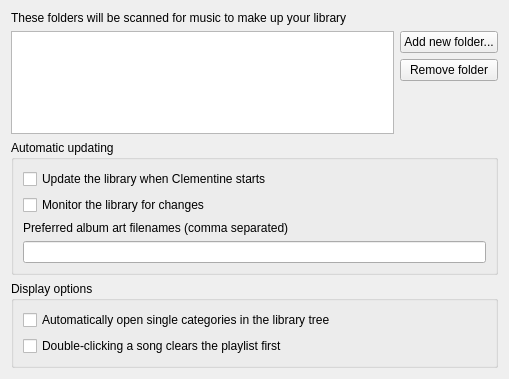
Before: the Qt Designer form src/library/libraryconfig.ui in clementine-player/Clementine, drawn with Qt 5.
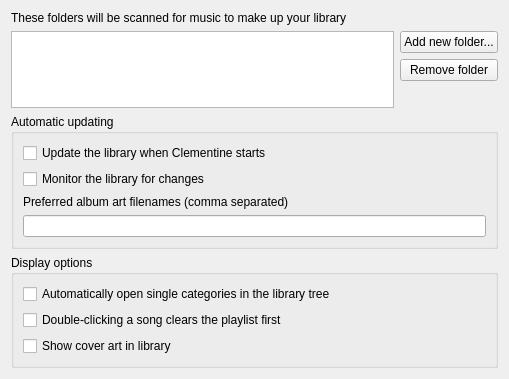
After: the same form once the commit is applied.

Commit message: Add an option to show cover art in the library view.  Thanks markwatkinson.  Fixes issue #785

The edit to the form file:
```diff
--- a/src/library/libraryconfig.ui
+++ b/src/library/libraryconfig.ui
@@ -127,6 +127,13 @@
         </property>
        </widget>
       </item>
+      <item>
+       <widget class="QCheckBox" name="pretty_covers">
+        <property name="text">
+         <string>Show cover art in library</string>
+        </property>
+       </widget>
+      </item>
      </layout>
     </widget>
    </item>
```
The commit also changes 49 other files.
